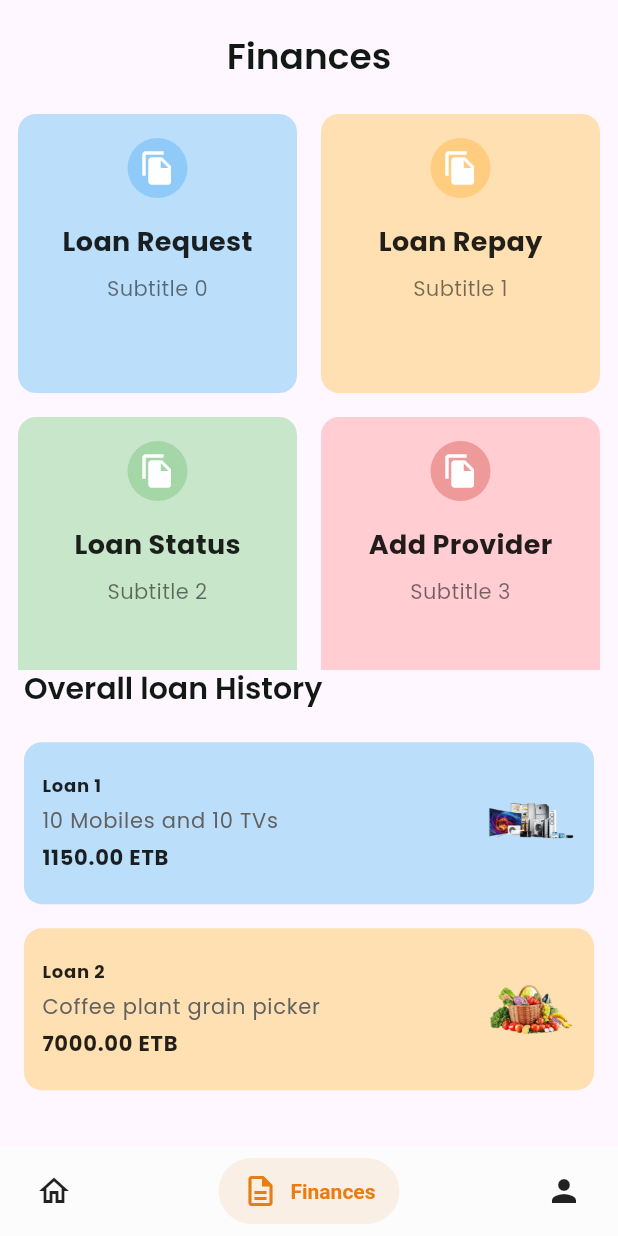
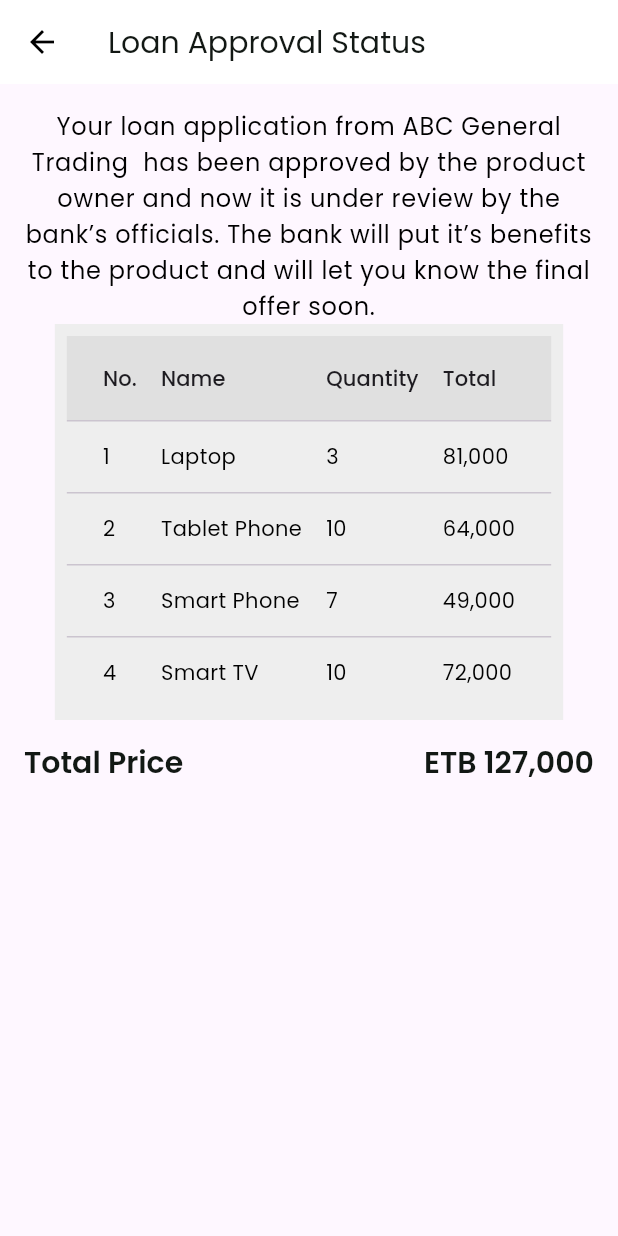
Before and after one commit to AbdulsemedM/Is-Fin, a Flutter app: the DashboardPage screen opened directly, item 2 of the bottom bar chosen, after a tap on "Loan Repay", on a phone screen of 412 x 824 dp. Run offline on Flutter 3.47's test engine with Material 3 defaults, Android fonts, the phone set to English and light mode, and no system bars; drawn by our look-alikes of salomon_bottom_bar; our stand-ins replace custom_sliding_segmented_control.

Commit message:
loan approval status page

```diff
--- a/lib/features/finances/presentation/screens/finances_screen.dart
+++ b/lib/features/finances/presentation/screens/finances_screen.dart
@@ -4,6 +4,7 @@ import 'package:ifb_loan/features/business_partner/presentation/screen/add_bisin
 import 'package:ifb_loan/features/finances/presentation/widgets/finances_widget.dart';
 import 'package:ifb_loan/features/finances/presentation/widgets/loan_display_card.dart';
 import 'package:ifb_loan/features/loan_application/presentation/screen/loan_application_screen.dart';
+import 'package:ifb_loan/features/loan_approval_status/presentation/screen/loan_approval_status.dart';
 import 'package:ifb_loan/features/loan_repayment/presentation/screen/loan_repayment_screen.dart';
 
 class FinancesScreen extends StatefulWidget {
@@ -80,6 +81,12 @@ class _FinancesScreenState extends State<FinancesScreen> {
                           MaterialPageRoute(
                               builder: (context) =>
                                   const AddBisinessPartnerScreen()));
+                    } else if (index == 1) {
+                      Navigator.push(
+                          context,
+                          MaterialPageRoute(
+                              builder: (context) =>
+                                  const LoanApprovalStatus()));
                     }
                   },
                 );
--- /dev/null
+++ b/lib/features/loan_approval_status/presentation/screen/loan_approval_status.dart
@@ -0,0 +1,63 @@
+import 'package:flutter/material.dart';
+import 'package:ifb_loan/features/loan_approval_status/presentation/widgets/loan_status_table.dart';
+
+class LoanApprovalStatus extends StatefulWidget {
+  const LoanApprovalStatus({super.key});
+
+  @override
+  State<LoanApprovalStatus> createState() => _LoanApprovalStatusState();
+}
+
+class _LoanApprovalStatusState extends State<LoanApprovalStatus> {
+  @override
+  Widget build(BuildContext context) {
+    return Scaffold(
+      appBar: AppBar(
+        title: Text(
+          "Loan Approval Status",
+          style: Theme.of(context).textTheme.displaySmall,
+        ),
+      ),
+      body: SingleChildScrollView(
+        child: Padding(
+          padding: const EdgeInsets.symmetric(horizontal: 16.0),
+          child: Column(
+            children: [
+              const SizedBox(height: 16),
+              Text(
+                  textAlign: TextAlign.center,
+                  style: Theme.of(context).textTheme.bodyLarge,
+                  'Your loan application from ABC General Trading  has been approved by the product owner and now it is under review by the bank’s officials. The bank will put it’s benefits to the product and will let you know the final offer soon.'),
+              LoanStatusTable(items: [
+                {'name': 'Laptop', 'quantity': 3, 'total': '81,000'},
+                {'name': 'Tablet Phone', 'quantity': 10, 'total': '64,000'},
+                {'name': 'Smart Phone', 'quantity': 7, 'total': '49,000'},
+                {'name': 'Smart TV', 'quantity': 10, 'total': '72,000'},
+              ]),
+              SizedBox(height: 16),
+              Row(
+                mainAxisAlignment: MainAxisAlignment.spaceBetween,
+                children: [
+                  Text(
+                    "Total Price",
+                    style: Theme.of(context)
+                        .textTheme
+                        .displaySmall!
+                        .copyWith(fontWeight: FontWeight.w600),
+                  ),
+                  Text(
+                    "ETB 127,000",
+                    style: Theme.of(context)
+                        .textTheme
+                        .displaySmall!
+                        .copyWith(fontWeight: FontWeight.w600),
+                  ),
+                ],
+              )
+            ],
+          ),
+        ),
+      ),
+    );
+  }
+}
--- /dev/null
+++ b/lib/features/loan_approval_status/presentation/widgets/loan_status_table.dart
@@ -0,0 +1,43 @@
+import 'package:flutter/material.dart';
+
+class LoanStatusTable extends StatelessWidget {
+  final List<Map<String, dynamic>> items;
+
+  const LoanStatusTable({
+    Key? key,
+    required this.items,
+  }) : super(key: key);
+
+  @override
+  Widget build(BuildContext context) {
+    return Container(
+      color: Colors.grey[200], // Grey background color for the table
+      padding: const EdgeInsets.all(8.0),
+      child: DataTable(
+        columnSpacing: 16,
+        headingRowColor: MaterialStateColor.resolveWith(
+            (states) => Colors.grey[300]!), // Light grey color for header
+        columns: const [
+          DataColumn(label: Text('No.')),
+          DataColumn(label: Text('Name')),
+          DataColumn(label: Text('Quantity')),
+          DataColumn(label: Text('Total')),
+        ],
+        rows: List<DataRow>.generate(
+          items.length,
+          (index) {
+            final item = items[index];
+            return DataRow(
+              cells: [
+                DataCell(Text((index + 1).toString())), // Auto-generated number
+                DataCell(Text(item['name'] ?? '')),
+                DataCell(Text(item['quantity'].toString())),
+                DataCell(Text(item['total'].toString())),
+              ],
+            );
+          },
+        ),
+      ),
+    );
+  }
+}
```
